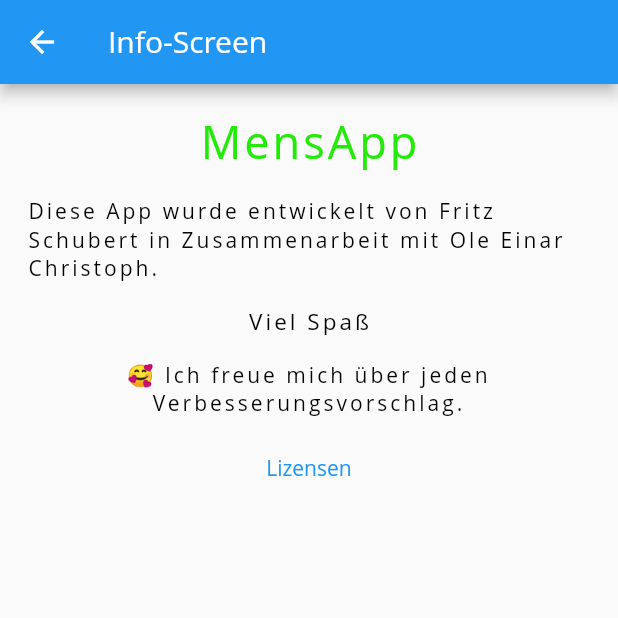
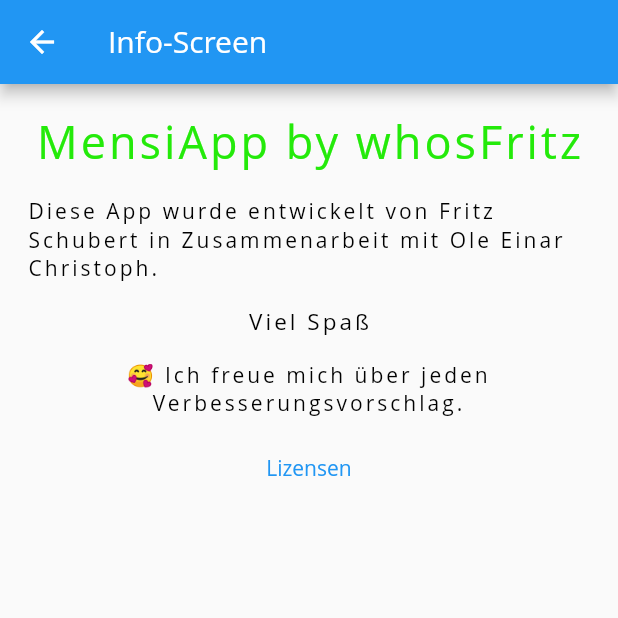
Before and after one commit to whosFritz/MensiMates, a Flutter app: the AboutPage screen opened by its route, on a phone screen of 412 x 824 dp, the top half of it. Run offline on Flutter 3.47's test engine with Material 2 defaults, Android fonts, the phone set to English and light mode, and no system bars; network calls fail; Roboto replaces fonts that are missing (Open Sans).

Commit message:
changed name in info page

```diff
--- a/essensgetterapp/lib/main.dart
+++ b/essensgetterapp/lib/main.dart
@@ -654,7 +654,7 @@ class _InfoScreenState extends State<AboutPage> {
                                   Padding(
                                     padding: const EdgeInsets.all(8.0),
                                     child: Text(
-                                      "MensApp",
+                                      "MensiApp by whosFritz",
                                       style: Theme.of(context)
                                           .textTheme
                                           .titleLarge
```
